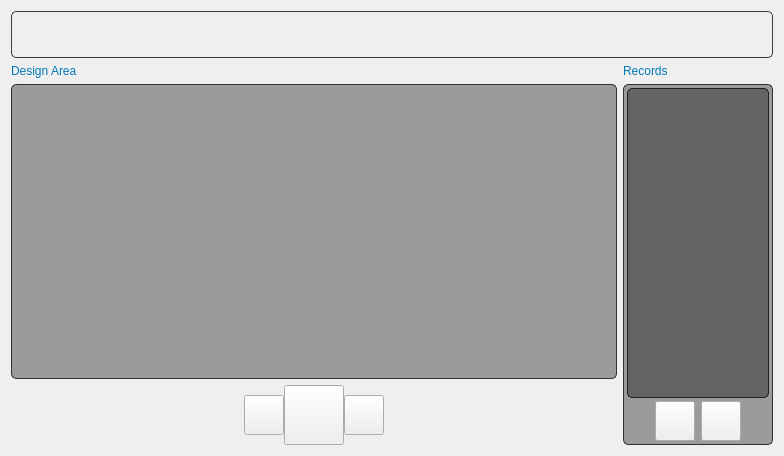
Old version of the form mainwindow.ui in the repository abigdreamer/Objectwheelprivate.
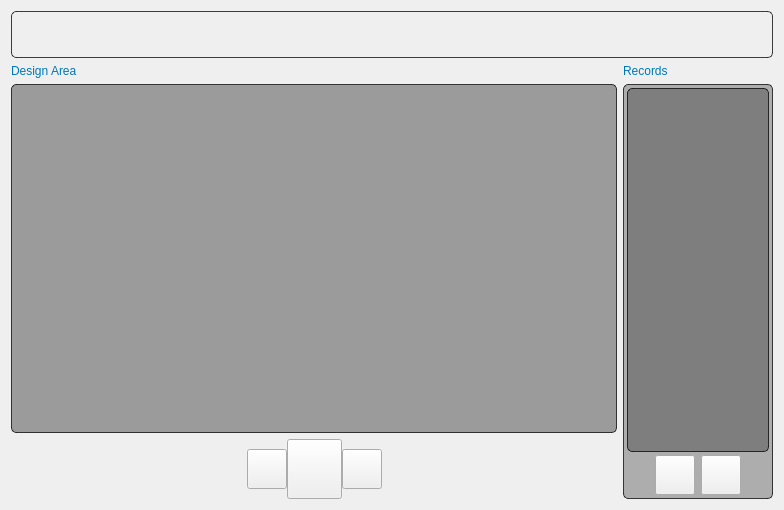
New version of the form. Icons and pictures are not drawn.

```diff
--- a/mainwindow.ui
+++ b/mainwindow.ui
@@ -7,7 +7,7 @@
     <x>0</x>
     <y>0</y>
     <width>784</width>
-    <height>456</height>
+    <height>510</height>
    </rect>
   </property>
   <property name="palette">
@@ -286,13 +286,13 @@
         </property>
         <property name="minimumSize">
          <size>
-          <width>60</width>
+          <width>55</width>
           <height>60</height>
          </size>
         </property>
         <property name="maximumSize">
          <size>
-          <width>60</width>
+          <width>55</width>
           <height>60</height>
          </size>
         </property>
@@ -510,7 +510,7 @@
        <string notr="true">#frame_2{
 border: 1px solid rgba(0,0,0,190);
 border-radius: 5px;
-background-color: rgba(0, 0, 0, 90);
+background-color: rgba(0, 0, 0, 70);
 }</string>
       </property>
       <property name="frameShape">
@@ -554,7 +554,7 @@
            <active>
             <colorrole role="Button">
              <brush brushstyle="SolidPattern">
-              <color alpha="90">
+              <color alpha="70">
                <red>0</red>
                <green>0</green>
                <blue>0</blue>
@@ -581,7 +581,7 @@
             </colorrole>
             <colorrole role="Window">
              <brush brushstyle="SolidPattern">
-              <color alpha="90">
+              <color alpha="70">
                <red>0</red>
                <green>0</green>
                <blue>0</blue>
@@ -592,7 +592,7 @@
            <inactive>
             <colorrole role="Button">
              <brush brushstyle="SolidPattern">
-              <color alpha="90">
+              <color alpha="70">
                <red>0</red>
                <green>0</green>
                <blue>0</blue>
@@ -619,7 +619,7 @@
             </colorrole>
             <colorrole role="Window">
              <brush brushstyle="SolidPattern">
-              <color alpha="90">
+              <color alpha="70">
                <red>0</red>
                <green>0</green>
                <blue>0</blue>
@@ -630,7 +630,7 @@
            <disabled>
             <colorrole role="Button">
              <brush brushstyle="SolidPattern">
-              <color alpha="90">
+              <color alpha="70">
                <red>0</red>
                <green>0</green>
                <blue>0</blue>
@@ -657,7 +657,7 @@
             </colorrole>
             <colorrole role="Window">
              <brush brushstyle="SolidPattern">
-              <color alpha="90">
+              <color alpha="70">
                <red>0</red>
                <green>0</green>
                <blue>0</blue>
@@ -671,7 +671,7 @@
           <string notr="true">#masterRecordList{
 border: 1px solid rgba(0,0,0,190);
 border-radius: 5px;
-background-color: rgba(0, 0, 0, 90);
+background-color: rgba(0, 0, 0, 70);
 }</string>
          </property>
         </widget>
```
Left out of the diff: 8 changed lines with no effect on the pictures.
